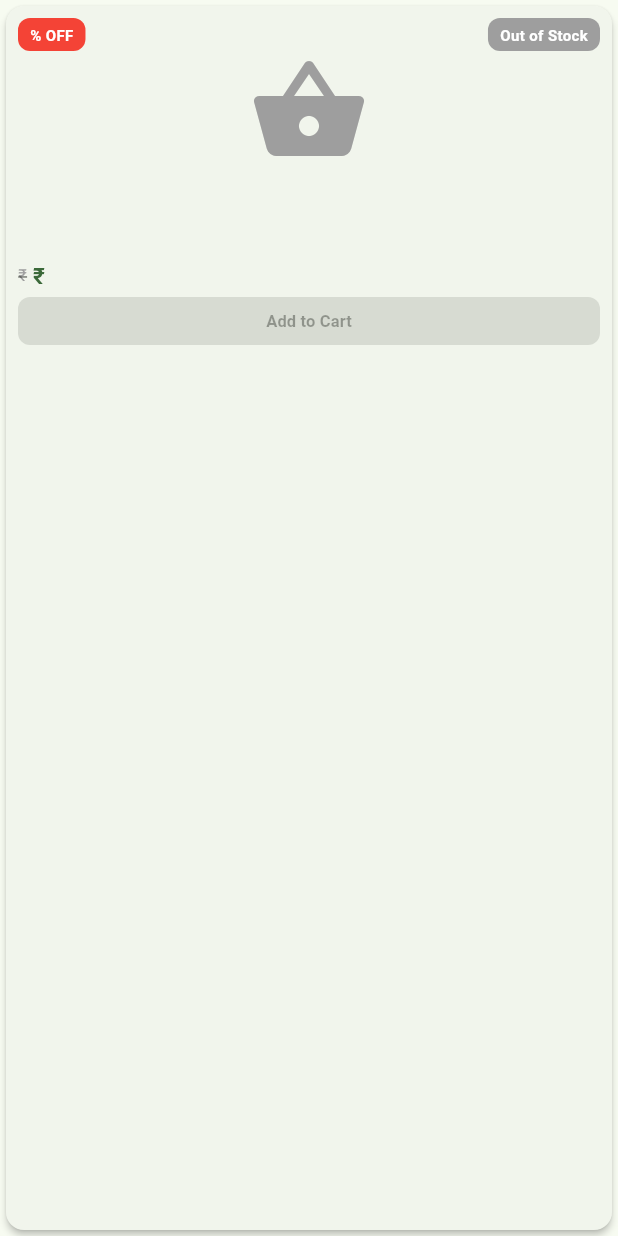
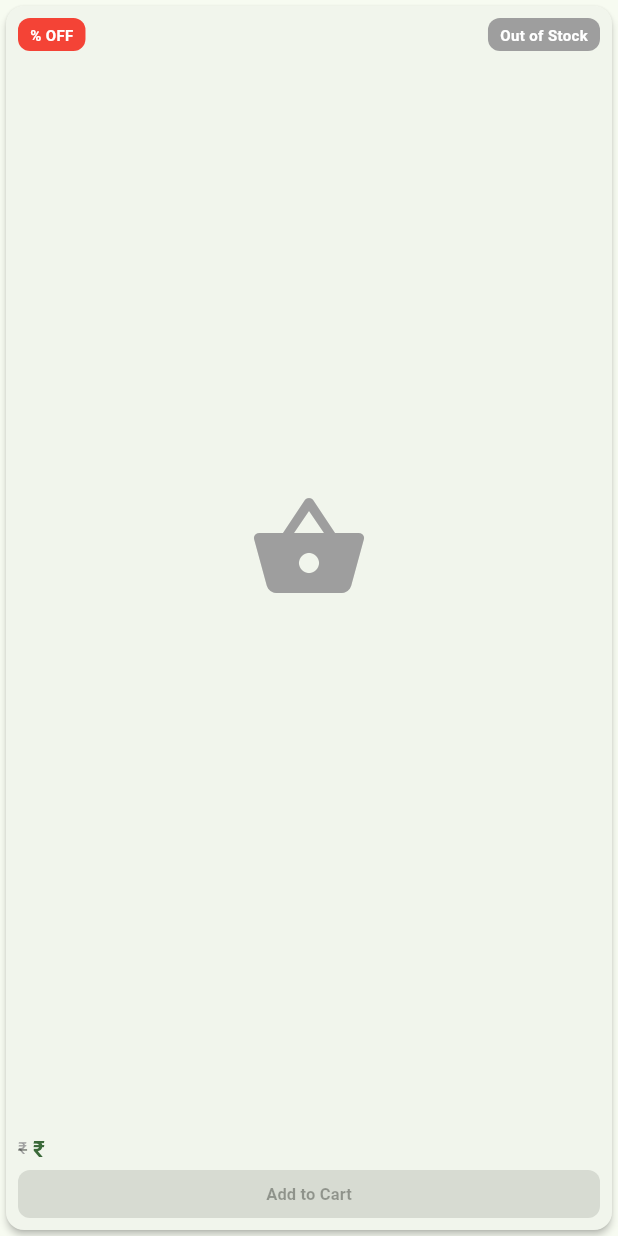
Before and after one commit to utkarshkgithub/Winkit_App, a Flutter app: the ProductCard widget shown alone on an empty page, opened directly with empty values, on a phone screen of 412 x 824 dp. Run offline on Flutter 3.47's test engine with Material 3 defaults, Android fonts, the phone set to English and light mode, and no system bars; our stand-ins replace cached_network_image, dio, equatable, flutter_bloc, flutter_dotenv, get_it and 2 more; accounts and stored records are empty; network calls fail.

Commit message:
feat: overflow resolve

```diff
--- a/lib/features/home/widgets/product_card.dart
+++ b/lib/features/home/widgets/product_card.dart
@@ -28,9 +28,7 @@ class ProductCard extends StatelessWidget {
           crossAxisAlignment: CrossAxisAlignment.start,
           children: [
             // Product Image
-            SizedBox(
-              height: 140,
-              width: double.infinity,
+            Expanded(
               child: Stack(
                 children: [
                   ClipRRect(
@@ -122,19 +120,16 @@ class ProductCard extends StatelessWidget {
               padding: const EdgeInsets.all(8.0),
               child: Column(
                 crossAxisAlignment: CrossAxisAlignment.start,
-                mainAxisAlignment: MainAxisAlignment.spaceBetween,
                 mainAxisSize: MainAxisSize.min,
                 children: [
                   // Product Name
-                  Flexible(
-                    child: Text(
+                  Text(
                     product.name,
                     maxLines: 2,
                     overflow: TextOverflow.ellipsis,
                     style: const TextStyle(
                       fontSize: 13,
                       fontWeight: FontWeight.w600,
-                      ),
                     ),
                   ),
                   const SizedBox(height: 2),
@@ -153,8 +148,7 @@ class ProductCard extends StatelessWidget {
                         ),
                         const SizedBox(width: 4),
                       ],
-                      Flexible(
-                        child: Text(
+                      Text(
                         '\u{20B9}${product.discountedPrice ?? product.price}',
                         style: TextStyle(
                           fontSize: 15,
@@ -162,7 +156,6 @@ class ProductCard extends StatelessWidget {
                           color: Theme.of(context).primaryColor,
                         ),
                         overflow: TextOverflow.ellipsis,
-                        ),
                       ),
                     ],
                   ),
```
Lines whose indentation alone changed are shown as unchanged.
